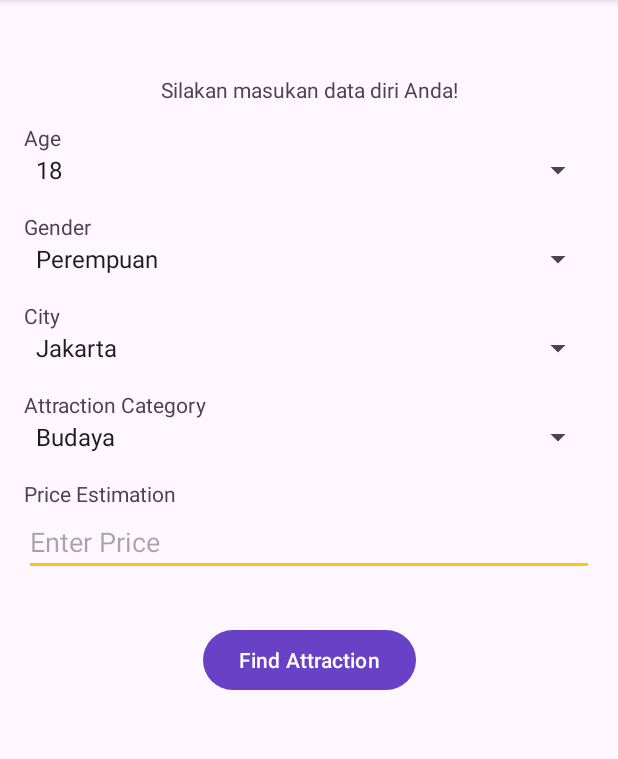
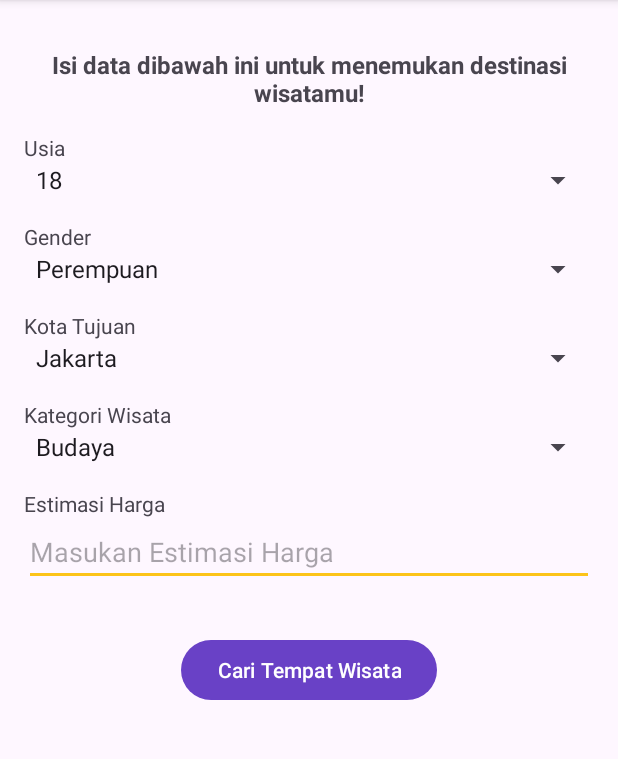
Before and after one commit to QWander/Capstone-Project-CH2-PS451, an Android app: the screen it shows after launch (MainActivity), on a phone screen of 412 x 824 dp, the part 96-855 px from its top. Run offline under Robolectric (Android 15) with nearby library versions, the phone set to English and light mode, and no system bars.

Commit message:
MD-menyamakan bahasa

```diff
--- a/MD/app/src/main/java/com/dicoding/qwander/view/recommendations/RecomendationsAvtivity.kt
+++ b/MD/app/src/main/java/com/dicoding/qwander/view/recommendations/RecomendationsAvtivity.kt
@@ -36,17 +36,17 @@ class RecommendationsActivity : AppCompatActivity() {
             setDisplayShowHomeEnabled(true)
             title = null
         }
-
         val receivedIntent = intent
         val userRequestBody: UserRequestBody? = receivedIntent.getParcelableExtra("userRequestBody")
 
 
         if (userRequestBody != null) {
-            binding.progressBar.visibility = View.GONE
+            binding.progressBar.visibility = View.VISIBLE
 
             getRecommendation(userRequestBody)
 
-           }
+
+        }
 
 
 
@@ -78,6 +78,8 @@ class RecommendationsActivity : AppCompatActivity() {
                 Log.e(TAG, "onFailure: ${t.message.toString()}")
             }
         })
+
+        binding.progressBar.visibility = View.VISIBLE
     }
 
 
--- a/MD/app/src/main/res/layout/activity_main.xml
+++ b/MD/app/src/main/res/layout/activity_main.xml
@@ -11,9 +11,12 @@
         android:id="@+id/tvFormDescription"
         android:layout_width="wrap_content"
         android:layout_height="wrap_content"
-        android:layout_marginHorizontal="16dp"
-        android:layout_marginTop="50dp"
+        android:layout_marginHorizontal="64dp"
+        android:layout_marginTop="32dp"
+        android:gravity="center"
         android:text="@string/form_description"
+        android:textSize="16sp"
+        android:textStyle="bold"
         app:layout_constraintEnd_toEndOf="parent"
         app:layout_constraintStart_toStartOf="parent"
         app:layout_constraintTop_toTopOf="parent" />
@@ -23,10 +26,10 @@
         android:layout_width="wrap_content"
         android:layout_height="wrap_content"
         android:layout_marginStart="16dp"
-        android:layout_marginTop="32dp"
+        android:layout_marginTop="16dp"
         android:text="@string/age"
         app:layout_constraintStart_toStartOf="parent"
-        app:layout_constraintTop_toTopOf="@id/tvFormDescription" />
+        app:layout_constraintTop_toBottomOf="@id/tvFormDescription" />
 
 
     <Spinner
@@ -115,7 +118,7 @@
         android:layout_height="wrap_content"
         android:layout_centerInParent="true"
         android:layout_marginHorizontal="16dp"
-        android:hint="Enter Price"
+        android:hint="@string/price_hint"
         android:inputType="numberDecimal"
         app:layout_constraintStart_toStartOf="parent"
         app:layout_constraintTop_toBottomOf="@id/tvPriceCategory"/>
--- a/MD/app/src/main/res/layout/activity_recomendations.xml
+++ b/MD/app/src/main/res/layout/activity_recomendations.xml
@@ -14,6 +14,7 @@
         android:text="@string/result_explanation"
         android:textSize="16sp"
         android:textStyle="bold"
+        android:gravity="center"
         app:layout_constraintEnd_toEndOf="parent"
         app:layout_constraintStart_toStartOf="parent"
         app:layout_constraintTop_toTopOf="parent" />
--- a/MD/app/src/main/res/values/strings.xml
+++ b/MD/app/src/main/res/values/strings.xml
@@ -1,17 +1,17 @@
 <resources>
     <string name="app_name">Qwander</string>
-    <string name="age">Age</string>
+    <string name="age">Usia</string>
     <string name="gender">Gender</string>
-    <string name="city">City</string>
-    <string name="attraction_category">Attraction Category</string>
-    <string name="price_estimation">Price Estimation</string>
-    <string name="form_description">Silakan masukan data diri Anda!</string>
-    <string name="find_attraction">Find Attraction</string>
+    <string name="city">Kota Tujuan</string>
+    <string name="attraction_category">Kategori Wisata</string>
+    <string name="price_estimation">Estimasi Harga</string>
+    <string name="form_description">Isi data dibawah ini untuk menemukan destinasi wisatamu!</string>
+    <string name="find_attraction">Cari Tempat Wisata</string>
     <string name="attraction_name">Monumen Nasional</string>
     <string name="ratting">4.6</string>
-    <string name="ratting_">Ratting:\ </string>
+    <string name="ratting_">Rating:\ </string>
     <string name="attraction_description">Monumen Nasional atau yang populer disingkat dengan Monas atau Tugu Monas adalah monumen peringatan setinggi 132 meter (433 kaki) yang didirikan untuk mengenang perlawanan dan perjuangan rakyat Indonesia untuk merebut kemerdekaan dari pemerintahan kolonial Hindia Belanda. Pembangunan monumen ini dimulai pada tanggal 17 Agustus 1961 di bawah perintah presiden Soekarno dan dibuka untuk umum pada tanggal 12 Juli 1975. Tugu ini dimahkotai lidah api yang dilapisi lembaran emas yang melambangkan semangat perjuangan yang menyala-nyala. Monumen Nasional terletak tepat di tengah Lapangan Medan Merdeka, Jakarta Pusat.</string>
-    <string name="price">Rp900.000</string>
+    <string name="price">Rp900.000,00</string>
 
     <string-array name="gender_array">
         <item>Perempuan</item>
@@ -35,8 +35,9 @@
         <item>Tempat Ibadah</item>
     </string-array>
     <string name="title_activity_detail2">DetailActivity2</string>
-    <string name="result_explanation">Berikut ini rekomendasi tempat wisata dari kami!</string>
+    <string name="result_explanation">10 rekomendasi destinasi wisata untukmu!</string>
     <string name="harga">Harga:\ </string>
+    <string name="price_hint">Masukan Estimasi Harga</string>
 
 
 </resources>
```
